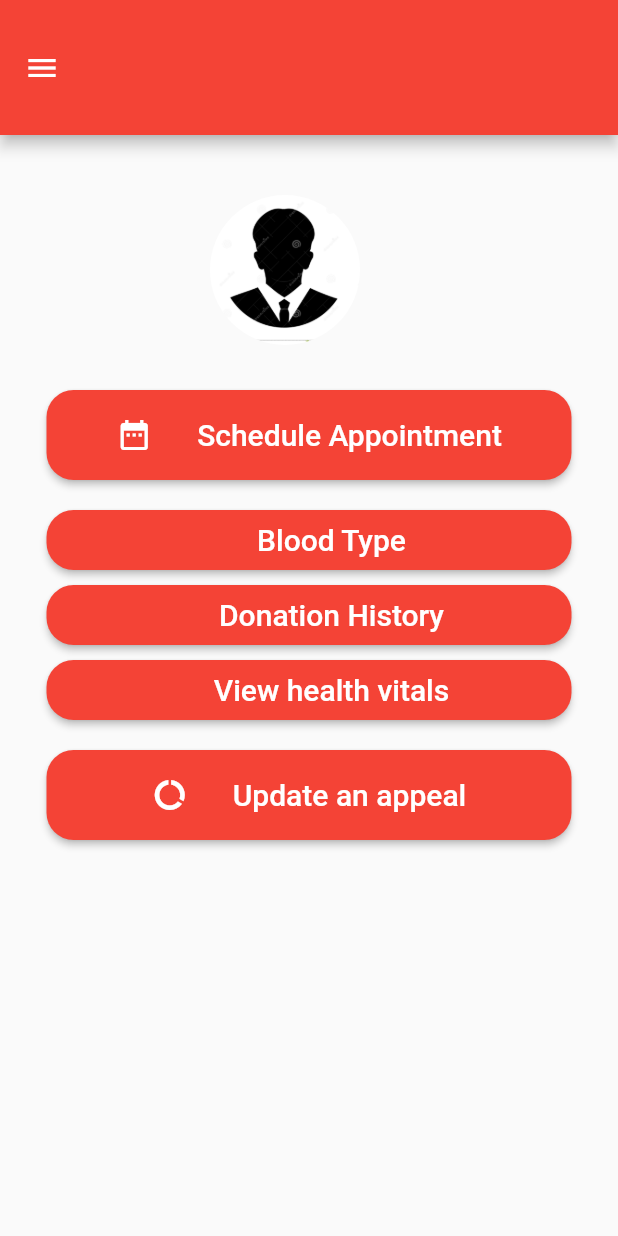
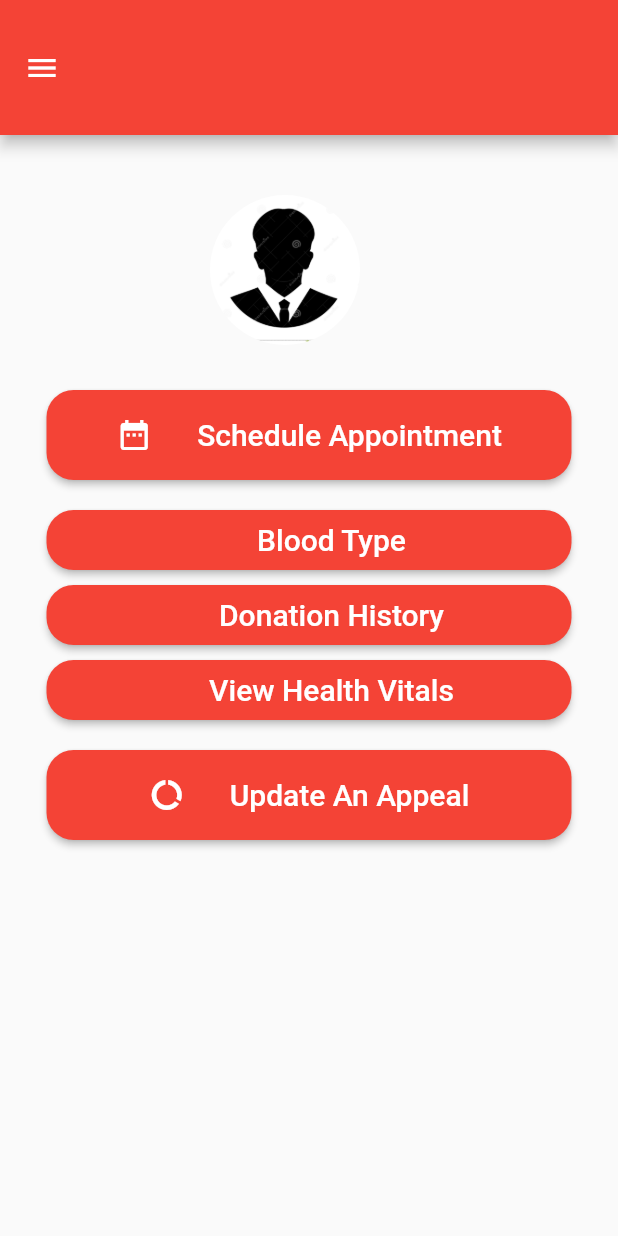
Before and after one commit to tmarmedaziz/idonate, a Flutter app: the Profile screen opened by its route, after a tap on "Donation History", after a tap on the "arrow back" icon, on a phone screen of 412 x 824 dp. Run offline on Flutter 3.47's test engine with Material 2 defaults, Android fonts, the phone set to English and light mode, and no system bars; our stand-ins replace animated_splash_screen, cloud_firestore, firebase_auth, firebase_core, flutter_riverpod, fluttertoast; accounts and stored records are empty.

```diff
--- a/lib/screens/profile.dart
+++ b/lib/screens/profile.dart
@@ -43,9 +43,11 @@ class Profile extends StatefulWidget {
 }
 
 class _ProfileState extends State<Profile> {
+  String time = 'Pick a date';
+
   User? user = FirebaseAuth.instance.currentUser;
   UserModel loggedInUser = UserModel();
-  String time = 'Pick a date';
+
 
   @override
   void initState() {
@@ -224,8 +226,8 @@ class _ProfileState extends State<Profile> {
                     borderRadius: BorderRadius.circular(18.0)),
                 color: Colors.red,
                 onPressed: () {
-                  Navigator.pushReplacement(
-                      context, MaterialPageRoute(builder: (_) => History()));
+                  Navigator.pushReplacement(context,
+                      MaterialPageRoute(builder: (_) => const History()));
                 },
                 child: Row(
                   mainAxisAlignment: MainAxisAlignment.center,
@@ -249,15 +251,15 @@ class _ProfileState extends State<Profile> {
                     borderRadius: BorderRadius.circular(18.0)),
                 color: Colors.red,
                 onPressed: () {
-                  Navigator.pushReplacement(
-                      context, MaterialPageRoute(builder: (_) => Vitals()));
+                  Navigator.pushReplacement(context,
+                      MaterialPageRoute(builder: (_) => const Vitals()));
                 },
                 child: Row(
                   mainAxisAlignment: MainAxisAlignment.center,
                   children: const [
                     SizedBox(width: 30),
                     Text(
-                      'View health vitals',
+                      'View Health Vitals',
                       textAlign: TextAlign.center,
                       style: TextStyle(color: Colors.white, fontSize: 20),
                     )
@@ -286,7 +288,7 @@ class _ProfileState extends State<Profile> {
                     ),
                     SizedBox(width: 30),
                     Text(
-                      'Update an appeal',
+                      'Update An Appeal',
                       style: TextStyle(color: Colors.white, fontSize: 20),
                     )
                   ],
```
